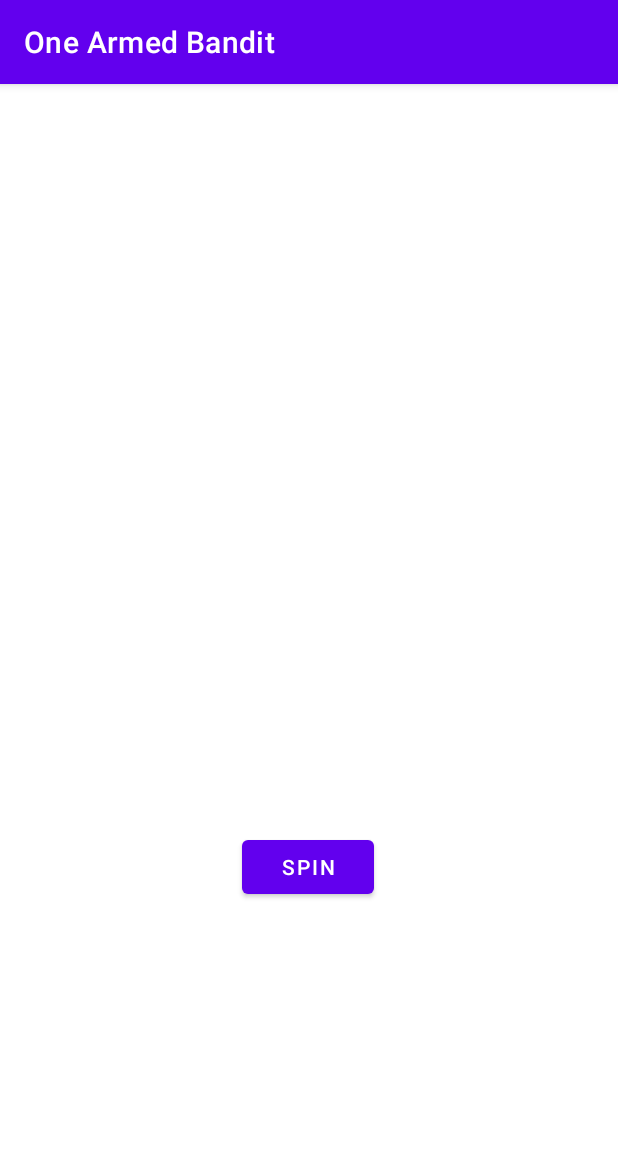
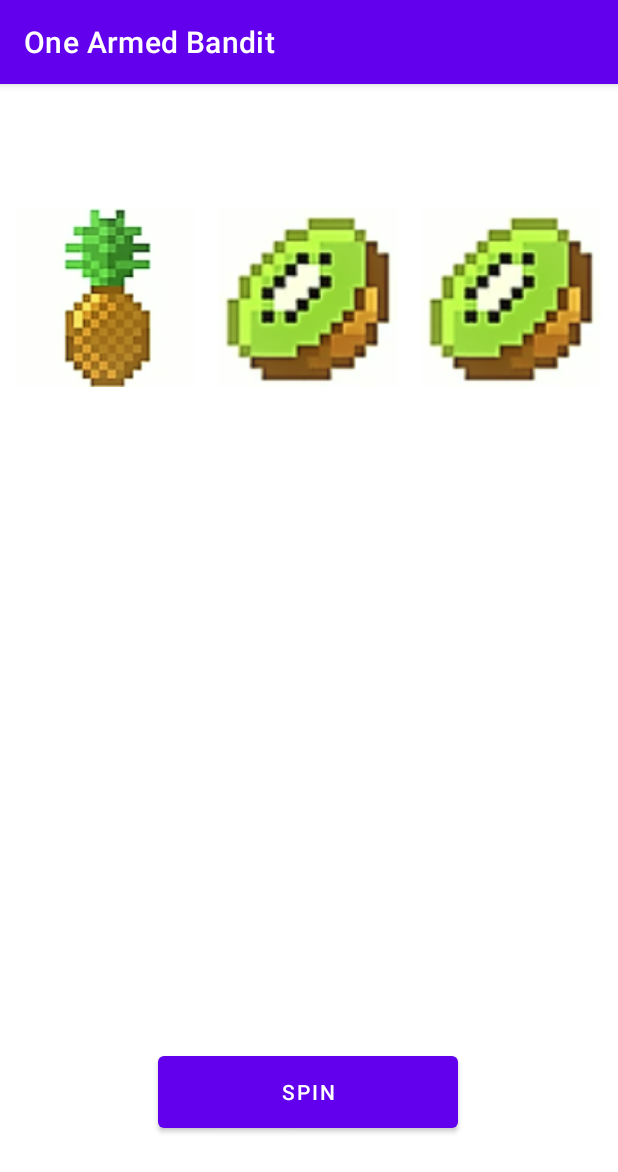
Before and after one commit to ndavido/One_Armed_Bandit, an Android app: the screen it shows after launch (MainActivity), after a tap on "SPIN", on a phone screen of 412 x 824 dp. Shown: the top 1172 px of the screen. Run offline under Robolectric (Android 15) with nearby library versions, the light colour scheme and no system bars.

Commit message:
All three Images display and spin

```diff
--- a/app/src/main/java/com/example/onearmedbandit/MainActivity.kt
+++ b/app/src/main/java/com/example/onearmedbandit/MainActivity.kt
@@ -11,6 +11,7 @@ package com.example.onearmedbandit
 import androidx.appcompat.app.AppCompatActivity
 import android.os.Bundle
 import android.widget.Button
+import android.widget.ImageView
 
 /**
  * This activity allows the user to spin the reels in a slot machine
@@ -22,25 +23,59 @@ class MainActivity : AppCompatActivity() {
         super.onCreate(savedInstanceState)
         setContentView(R.layout.activity_main)
 
-        val rollButton: Button = findViewById(R.id.button)
-        rollButton.setOnClickListener{ spinReel() }
+        val spinButton: Button = findViewById(R.id.button)
+        spinButton.setOnClickListener {spinReel()}
     }
 
     private fun spinReel() {
         /** Create a new Reel object with 4 images and spin it */
+        val reel1 = Reel(4)
+        val reel2 = Reel(4)
+        val reel3 = Reel(4)
 
+        val reelSpin1 = reel1.spin()
+        val reelSpin2 = reel2.spin()
+        val reelSpin3 = reel3.spin()
 
         /** Find the ImageView in the layout */
-
+        val reelImage1: ImageView = findViewById(R.id.reel_image1)
+        val reelImage2: ImageView = findViewById(R.id.reel_image2)
+        val reelImage3: ImageView = findViewById(R.id.reel_image3)
 
         /** Determine which drawable resource ID to use based on the Reel spin */
+        //reelSpin1
+        val drawableResource = when (reelSpin1){
+            1 -> R.drawable.apple_slot_images
+            2 -> R.drawable.kiwi_slot_images
+            3 -> R.drawable.pineapple_slot_images
+            else -> R.drawable.strawberry_slot_images
+        }
 
+        //reelSpin1
+        val drawableResource2 = when (reelSpin2){
+            1 -> R.drawable.apple_slot_images
+            2 -> R.drawable.kiwi_slot_images
+            3 -> R.drawable.pineapple_slot_images
+            else -> R.drawable.strawberry_slot_images
+        }
+
+        //reelSpin1
+        val drawableResource3 = when (reelSpin3){
+            1 -> R.drawable.apple_slot_images
+            2 -> R.drawable.kiwi_slot_images
+            3 -> R.drawable.pineapple_slot_images
+            else -> R.drawable.strawberry_slot_images
+        }
 
         /** Update the ImageView with the correct drawable resource ID */
-
+        reelImage1.setImageResource(drawableResource)
+        reelImage2.setImageResource(drawableResource2)
+        reelImage3.setImageResource(drawableResource3)
 
         /** Update the content description */
-
+        reelImage1.contentDescription = reelSpin1.toString()
+        reelImage2.contentDescription = reelSpin2.toString()
+        reelImage3.contentDescription = reelSpin3.toString()
     }
 }
 
--- a/app/src/main/res/layout/activity_main.xml
+++ b/app/src/main/res/layout/activity_main.xml
@@ -8,17 +8,17 @@
 
     <Button
         android:id="@+id/button"
-        android:layout_width="wrap_content"
-        android:layout_height="wrap_content"
-        android:layout_marginTop="296dp"
+        android:layout_width="200dp"
+        android:layout_height="60dp"
+        android:layout_marginTop="440dp"
         android:text="@string/ReelSpin"
         app:layout_constraintEnd_toEndOf="parent"
-        app:layout_constraintHorizontal_bias="0.498"
+        app:layout_constraintHorizontal_bias="0.497"
         app:layout_constraintStart_toStartOf="parent"
-        app:layout_constraintTop_toBottomOf="@+id/imageView1" />
+        app:layout_constraintTop_toBottomOf="@+id/reel_image1" />
 
     <ImageView
-        android:id="@+id/imageView1"
+        android:id="@+id/reel_image1"
         android:layout_width="120dp"
         android:layout_height="120dp"
         app:layout_constraintBottom_toBottomOf="parent"
@@ -30,21 +30,21 @@
         tools:srcCompat="@drawable/apple_slot_images" />
 
     <ImageView
-        android:id="@+id/imageView4"
+        android:id="@+id/reel_image2"
         android:layout_width="120dp"
         android:layout_height="120dp"
         android:layout_marginStart="15dp"
-        app:layout_constraintStart_toEndOf="@+id/imageView1"
-        app:layout_constraintTop_toTopOf="@+id/imageView1"
+        app:layout_constraintStart_toEndOf="@+id/reel_image1"
+        app:layout_constraintTop_toTopOf="@+id/reel_image1"
         tools:srcCompat="@drawable/apple_slot_images" />
 
     <ImageView
-        android:id="@+id/imageView5"
+        android:id="@+id/reel_image3"
         android:layout_width="120dp"
         android:layout_height="120dp"
         android:layout_marginEnd="15dp"
-        app:layout_constraintEnd_toStartOf="@+id/imageView1"
-        app:layout_constraintTop_toTopOf="@+id/imageView1"
+        app:layout_constraintEnd_toStartOf="@+id/reel_image1"
+        app:layout_constraintTop_toTopOf="@+id/reel_image1"
         tools:srcCompat="@drawable/apple_slot_images" />
 
 </androidx.constraintlayout.widget.ConstraintLayout>
```
